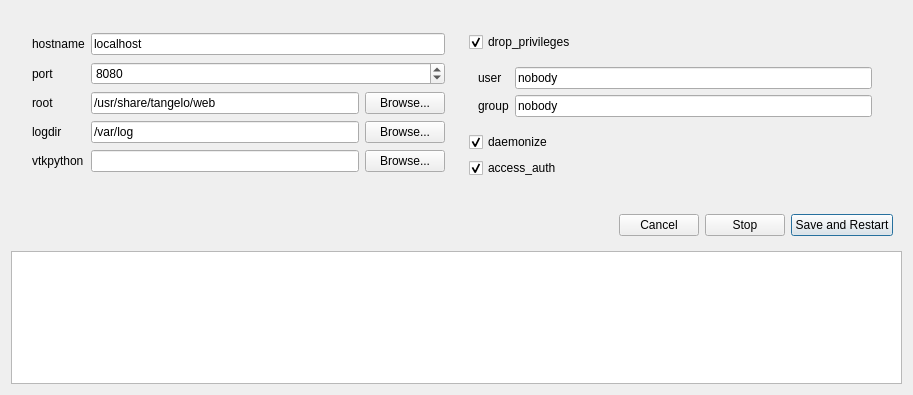
Before: the Qt Designer form ui/process_manager.ui in XDATA-Year-2/tangelo-wrapper, drawn with Qt 5.
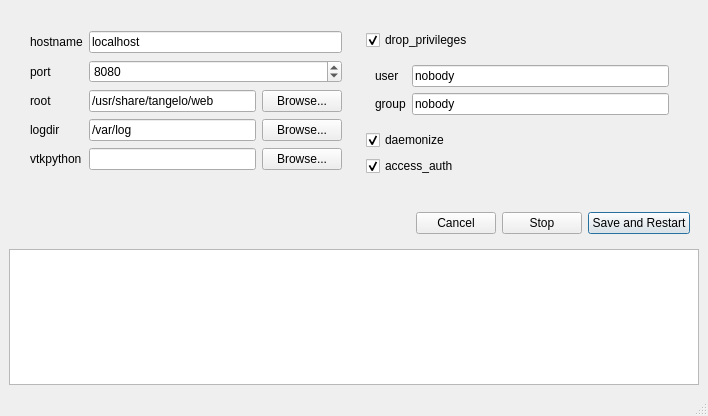
After: the same form once the commit is applied. Icons and pictures are not drawn.

Commit message: All bugs fixed except two (will add issues)

The edit to the form file:
```diff
--- a/ui/process_manager.ui
+++ b/ui/process_manager.ui
@@ -1,13 +1,13 @@
 <?xml version="1.0" encoding="UTF-8"?>
 <ui version="4.0">
- <class>mainWidget</class>
- <widget class="QWidget" name="mainWidget">
+ <class>MainWindow</class>
+ <widget class="QMainWindow" name="MainWindow">
   <property name="geometry">
    <rect>
     <x>0</x>
     <y>0</y>
-    <width>913</width>
-    <height>395</height>
+    <width>708</width>
+    <height>416</height>
    </rect>
   </property>
   <property name="windowTitle">
@@ -17,25 +17,26 @@
    <iconset>
     <normaloff>images/indicators/green.png</normaloff>images/indicators/green.png</iconset>
   </property>
+  <widget class="QWidget" name="centralwidget">
   <layout class="QVBoxLayout" name="verticalLayout">
    <item>
     <widget class="QWidget" name="widget_5" native="true">
-     <layout class="QHBoxLayout" name="horizontalLayout_2">
+      <layout class="QHBoxLayout" name="horizontalLayout">
       <property name="margin">
        <number>12</number>
       </property>
       <item>
-       <widget class="QWidget" name="widget_2" native="true">
-        <layout class="QGridLayout" name="gridLayout_2">
+        <widget class="QWidget" name="widget" native="true">
+         <layout class="QGridLayout" name="gridLayout_3">
          <item row="1" column="0">
-          <widget class="QLabel" name="label_2">
+           <widget class="QLabel" name="label_6">
            <property name="text">
             <string>port</string>
            </property>
           </widget>
          </item>
          <item row="0" column="0">
-          <widget class="QLabel" name="label">
+           <widget class="QLabel" name="label_7">
            <property name="text">
             <string>hostname</string>
            </property>
@@ -55,14 +56,14 @@
           </widget>
          </item>
          <item row="2" column="0">
-          <widget class="QLabel" name="label_3">
+           <widget class="QLabel" name="label_8">
            <property name="text">
             <string>root</string>
            </property>
           </widget>
          </item>
          <item row="4" column="0">
-          <widget class="QLabel" name="label_5">
+           <widget class="QLabel" name="label_9">
            <property name="text">
             <string>vtkpython</string>
            </property>
@@ -95,7 +96,7 @@
           </widget>
          </item>
          <item row="3" column="0">
-          <widget class="QLabel" name="label_4">
+           <widget class="QLabel" name="label_10">
            <property name="text">
             <string>logdir</string>
            </property>
@@ -156,7 +157,7 @@
       </item>
       <item>
        <widget class="QWidget" name="widget_3" native="true">
-        <layout class="QGridLayout" name="gridLayout_3">
+         <layout class="QGridLayout" name="gridLayout_4">
          <item row="0" column="0">
           <widget class="QCheckBox" name="drop_privilegesCheckBox">
            <property name="toolTip">
@@ -177,7 +178,7 @@
           <widget class="QWidget" name="drop_privilegesExtras" native="true">
            <layout class="QGridLayout" name="gridLayout">
             <item row="0" column="0">
-             <widget class="QLabel" name="label_7">
+              <widget class="QLabel" name="label_11">
               <property name="text">
                <string>user</string>
               </property>
@@ -210,7 +211,7 @@
              </widget>
             </item>
             <item row="1" column="0">
-             <widget class="QLabel" name="label_8">
+              <widget class="QLabel" name="label_12">
               <property name="text">
                <string>group</string>
               </property>
@@ -320,6 +321,18 @@
     </widget>
    </item>
   </layout>
+  </widget>
+  <widget class="QMenuBar" name="menubar">
+   <property name="geometry">
+    <rect>
+     <x>0</x>
+     <y>0</y>
+     <width>708</width>
+     <height>22</height>
+    </rect>
+   </property>
+  </widget>
+  <widget class="QStatusBar" name="statusbar"/>
  </widget>
  <resources/>
  <connections/>
```
Lines whose indentation alone changed are shown as unchanged. The commit also changes 1 other file.
